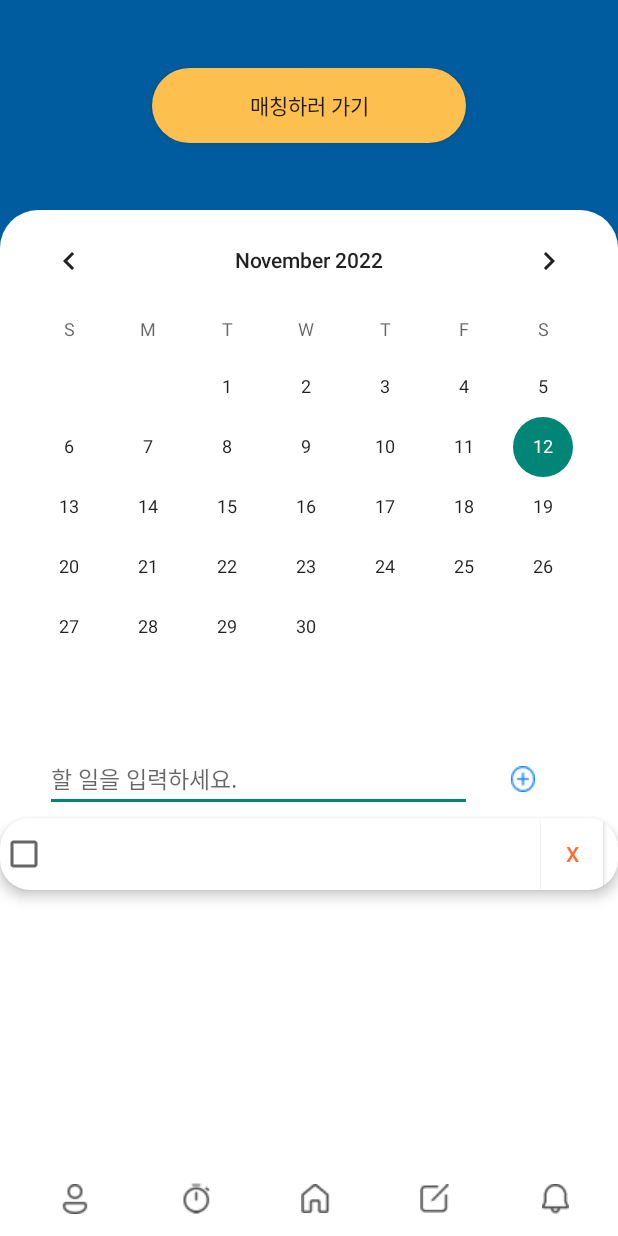
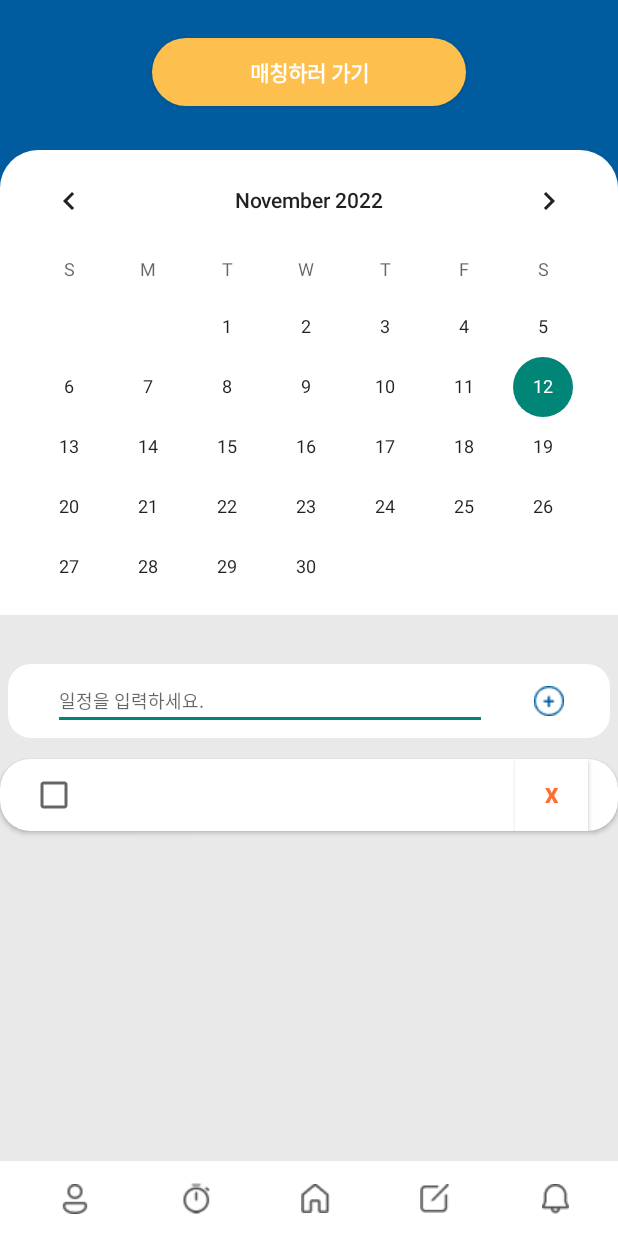
Before and after one commit to rldekd/SWIF, an Android app: the MainFragmentActivity screen opened directly, with no data from a screen before it, on a phone screen of 412 x 824 dp. Run offline under Robolectric (Android 15) with nearby library versions, the light colour scheme and no system bars; plain views replace HorizontalCalendarView.

Commit message:
메인 수정

```diff
--- /dev/null
+++ b/app/src/main/res/drawable/white_roundcorner2.xml
@@ -0,0 +1,11 @@
+<?xml version="1.0" encoding="utf-8"?>
+<shape xmlns:android="http://schemas.android.com/apk/res/android"
+    android:padding="10dp"
+    android:shape="rectangle">
+    <solid android:color="#ffffff" />
+    <corners
+        android:bottomLeftRadius="15dp"
+        android:bottomRightRadius="15dp"
+        android:topLeftRadius="15dp"
+        android:topRightRadius="15dp" />
+</shape>
--- a/app/src/main/res/layout/activity_main.xml
+++ b/app/src/main/res/layout/activity_main.xml
@@ -8,31 +8,35 @@
 
     <LinearLayout
         android:layout_width="match_parent"
-        android:layout_height="140dp"
+        android:layout_height="100dp"
         android:orientation="vertical">
 
         <Button
             android:id="@+id/add_plan"
             android:layout_width="209dp"
-            android:layout_height="50dp"
-            android:layout_marginTop="45dp"
+            android:layout_height="45dp"
+            android:layout_gravity="center"
+            android:layout_marginTop="25dp"
             android:layout_marginBottom="45dp"
-            android:layout_gravity="center"
+            android:background="@drawable/yellow_roundcorner"
             android:gravity="center"
-            android:background="@drawable/yellow_roundcorner"
             android:text="매칭하러 가기"
+            android:textColor="#fff"
+            android:textStyle="bold"
             tools:ignore="HardcodedText" />
     </LinearLayout>
 
     <LinearLayout
         android:layout_width="match_parent"
-        android:layout_height="wrap_content"
-        android:background="@drawable/white_roundcorner">
+        android:layout_height="310dp"
+        android:backgroundTint="#fff"
+        android:background="@drawable/white_roundcorner"
+        android:orientation="vertical">
 
         <CalendarView
             android:id="@+id/calendarView"
             android:layout_width="match_parent"
-            android:layout_height="wrap_content"
+            android:layout_height="match_parent"
             android:layout_centerHorizontal="true"
             android:layout_centerVertical="true"
             tools:ignore="MissingConstraints" />
@@ -52,13 +56,18 @@
         <!--                    android:layout_marginTop="30dp"-->
         <!--                    android:textSize="25dp"-->
         <!--                    android:id="@+id/calendar_text_view" />-->
+
+
     </LinearLayout>
+
+
+
 
     <LinearLayout
         android:layout_width="match_parent"
         android:layout_height="wrap_content"
         android:layout_weight="1"
-        android:background="#FFFFFF"
+        android:background="#E9E9E9"
         android:orientation="vertical">
         <TextView
             android:id="@+id/today"
@@ -66,14 +75,23 @@
             android:layout_height="wrap_content"
             android:layout_centerVertical="true"
             android:layout_centerHorizontal="true"
-            android:background="#FFFFFF"
+            android:textSize="16dp"
+            android:layout_marginTop="5dp"
+            android:layout_marginBottom="5dp"
+            android:layout_marginLeft="8dp"
+            android:textStyle="bold"
             tools:ignore="MissingConstraints" />
 
         <LinearLayout
             android:layout_width="match_parent"
             android:layout_height="wrap_content"
             android:orientation="horizontal"
-            android:background="#FFFFFF">
+            android:layout_marginRight="5dp"
+            android:layout_marginLeft="5dp"
+            android:layout_marginBottom="10dp"
+            android:paddingBottom="5dp"
+            android:paddingTop="5dp"
+            android:background="@drawable/white_roundcorner2">
 
             <EditText
                 android:id="@+id/inputToDo"
@@ -81,9 +99,9 @@
                 android:layout_height="wrap_content"
                 android:layout_weight="3"
                 android:layout_marginLeft="30dp"
-                android:hint="할 일을 입력하세요."
-                android:textSize="15dp"
-                android:inputType="textMultiLine" />
+                android:hint="일정을 입력하세요."
+                android:textSize="12sp"
+                android:inputType="textMultiLine"/>
 
             <ImageButton
                 android:id="@+id/saveButton"
@@ -91,17 +109,16 @@
                 android:layout_height="wrap_content"
                 android:layout_weight="1"
                 android:layout_gravity="center"
-                android:layout_marginRight="30dp"
                 android:scaleType="centerInside"
                 android:background="@android:color/transparent"
-                android:src="@drawable/plus" />
+                android:src="@drawable/plus2" />
         </LinearLayout>
+
         <FrameLayout
             android:id="@+id/container"
             android:layout_width="match_parent"
             android:layout_height="match_parent"
-            android:background="#FFFFFF">
-
+            android:background="#E9E9E9">
         </FrameLayout>
     </LinearLayout>
 
--- a/app/src/main/res/layout/information_board.xml
+++ b/app/src/main/res/layout/information_board.xml
@@ -12,6 +12,9 @@
         android:orientation="vertical">
 
     </LinearLayout>
+
+
+
 
     <LinearLayout
         android:layout_width="match_parent"
@@ -233,7 +236,7 @@
                 android:layout_marginStart="41dp"
                 android:layout_marginTop="13dp"
                 android:layout_marginBottom="17dp"
-                android:text="기타"
+                android:text="매칭 피드백"
                 android:textSize="14sp" />
 
         </LinearLayout>
--- a/app/src/main/res/layout/todo_item.xml
+++ b/app/src/main/res/layout/todo_item.xml
@@ -5,13 +5,8 @@
     android:layout_height="wrap_content"
     android:layout_marginTop="4dp"
     android:layout_marginBottom="4dp"
-    android:paddingLeft="4dp"
-    android:paddingTop="8dp"
-    android:paddingRight="4dp"
-    android:paddingBottom="4dp"
     app:cardBackgroundColor="@color/white"
-    app:cardCornerRadius="20dp"
-    app:cardElevation="5dp">
+    app:cardCornerRadius="20dp">
 
     <LinearLayout
         android:id="@+id/layoutTodo"
@@ -23,16 +18,19 @@
             android:id="@+id/checkBox"
             android:layout_width="match_parent"
             android:layout_height="wrap_content"
+            android:layout_gravity="center"
+            android:gravity="center_vertical"
+            android:layout_marginStart="20dp"
             android:layout_weight="1" />
 
         <androidx.appcompat.widget.AppCompatButton
             android:id="@+id/deleteButton"
             android:layout_width="match_parent"
             android:layout_height="wrap_content"
-            android:layout_marginEnd="10dp"
-            android:layout_marginRight="10dp"
-            android:layout_weight="7"
+            android:layout_marginRight="20dp"
+            android:layout_weight="5"
             android:text="X"
+            android:textStyle="bold"
             android:textColor="#FF6F32"
             android:background="#FFFFFF" />
     </LinearLayout>
```
Also changed, not shown: app/src/main/res/drawable/plus2.png (added), app/src/main/res/drawable/x2.png (added).
